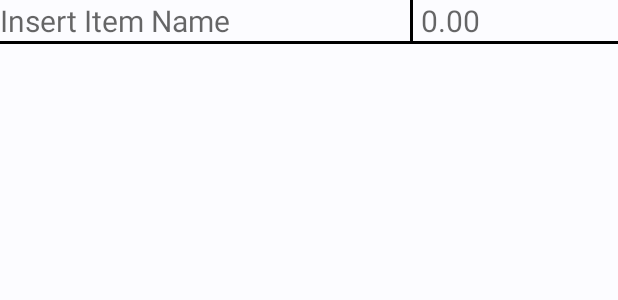
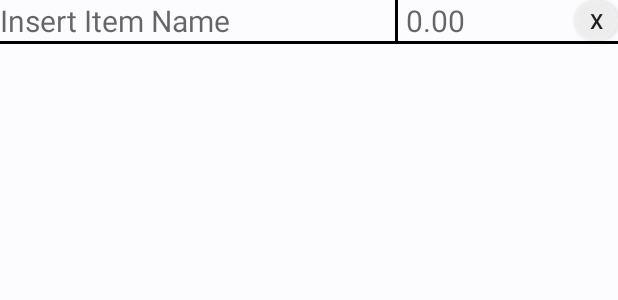
Before and after one commit to pknepper1/Shopping-List, an Android app: the layout item.xml on its own in the app's theme, with its tools: preview values and no code run, on a phone screen of 412 x 824 dp. Shown: the top 300 px of the screen. Run offline under Robolectric (Android 15) with nearby library versions, the phone set to English and light mode, and no system bars.

Commit message:
added button to each row to delete the row

```diff
--- /dev/null
+++ b/app/src/main/res/drawable/round_button.xml
@@ -0,0 +1,13 @@
+<?xml version="1.0" encoding="utf-8"?>
+<selector xmlns:android="http://schemas.android.com/apk/res/android">
+    <item android:state_pressed="false">
+        <shape android:shape="oval">
+            <solid android:color="#efefefef"/>
+        </shape>
+    </item>
+    <item android:state_pressed="true">
+        <shape android:shape="oval">
+            <solid android:color="#d0d0d0"/>
+        </shape>
+    </item>
+</selector>
--- a/app/src/main/res/layout/activity_main.xml
+++ b/app/src/main/res/layout/activity_main.xml
@@ -22,7 +22,7 @@
             <TextView
                 android:id="@+id/itemName"
                 android:layout_width="0dp"
-                android:layout_weight="2"
+                android:layout_weight="9"
                 android:layout_height="wrap_content"
                 android:textSize="32sp"
                 android:textColor="#000000"
@@ -37,7 +37,7 @@
             <TextView
                 android:id="@+id/itemPrice"
                 android:layout_width="0dp"
-                android:layout_weight="1"
+                android:layout_weight="5"
                 android:paddingStart="3dp"
                 android:layout_height="wrap_content"
                 android:textSize="32sp"
--- a/app/src/main/res/layout/item.xml
+++ b/app/src/main/res/layout/item.xml
@@ -13,7 +13,7 @@
         <EditText
             android:id="@+id/itemName"
             android:layout_width="0dp"
-            android:layout_weight="2"
+            android:layout_weight="9"
             android:layout_height="wrap_content"
             android:textSize="20sp"
             android:textColor="#505050"
@@ -30,7 +30,7 @@
         <EditText
             android:id="@+id/itemPrice"
             android:layout_width="0dp"
-            android:layout_weight="1"
+            android:layout_weight="4"
             android:paddingStart="5dp"
             android:layout_height="wrap_content"
             android:textSize="20sp"
@@ -38,6 +38,14 @@
             android:hint="@string/price_hint"
             android:background="@android:color/transparent"
             android:inputType="numberDecimal" />
+
+        <Button
+            android:layout_width="0dp"
+            android:layout_weight="1"
+            android:layout_height="match_parent"
+            android:layout_gravity="end"
+            android:background="@drawable/round_button"
+            android:text="@string/removeButton"/>
 
     </LinearLayout>
 
--- a/app/src/main/res/values/strings.xml
+++ b/app/src/main/res/values/strings.xml
@@ -1,8 +1,6 @@
 <resources>
     <string name="app_name">Shopping List</string>
-    <string name="on_click_change">What\'s Up Bitches!</string>
-    <string name="addButton">Add</string>
-    <string name="removeButton">Remove</string>
+    <string name="removeButton">X</string>
     <string name="table_name">Item</string>
     <string name="table_price">Price</string>
     <string name="name_hint">Insert Item Name</string>
```
Also changed, not shown: app/src/main/java/com/pknepps/shoppinglist/ItemsAdapter.java (+6 -4 lines).
